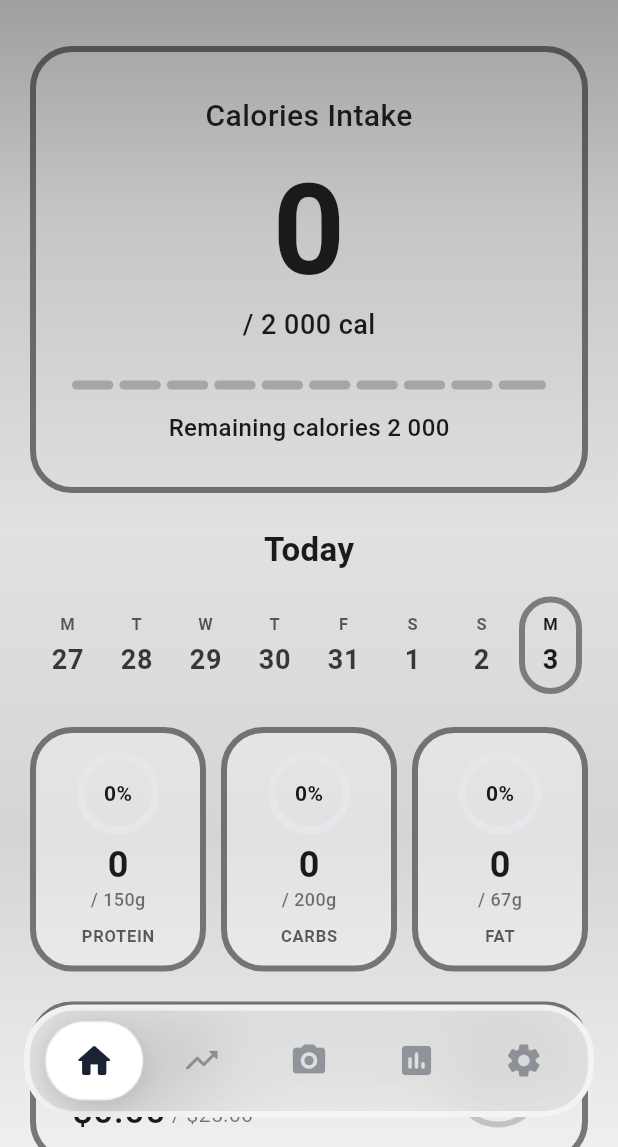
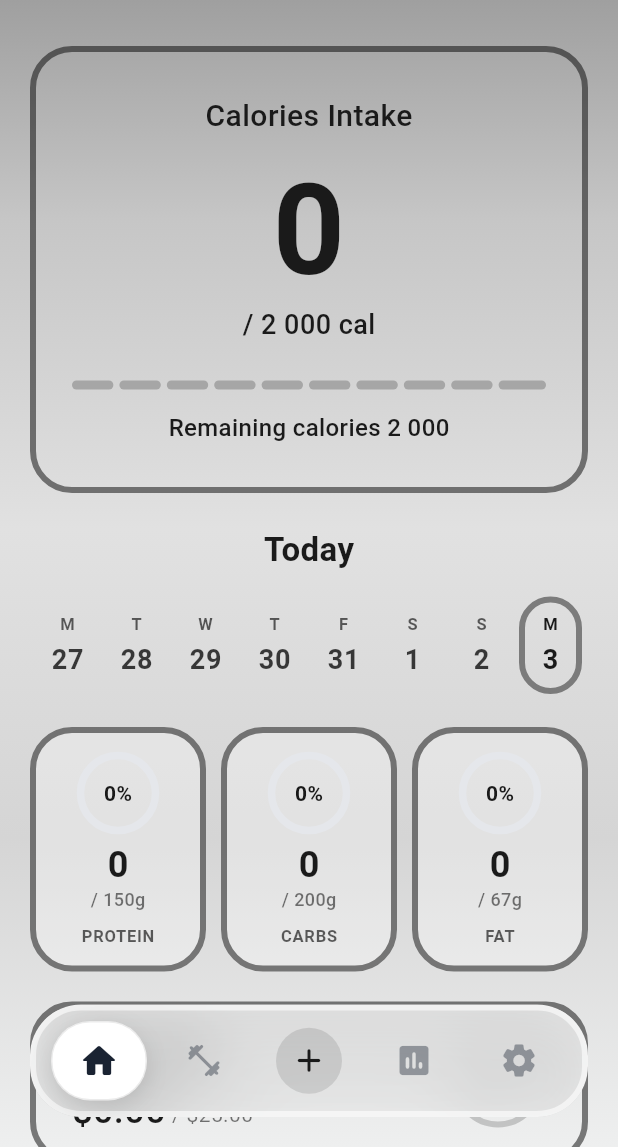
Before and after one commit to siho1117/food_cal, a Flutter app: the screen it shows after launch, on a phone screen of 412 x 824 dp, the part 89-1236 px from its top. Run offline on Flutter 3.47's test engine with Material 3 defaults, Android fonts, the phone set to English and light mode, and no system bars; our stand-ins replace camera, flutter_dotenv, flutter_image_compress, image_gallery_saver, image_picker, shared_preferences; accounts and stored records are empty.

Commit message:
Your commit message here

```diff
--- a/lib/widgets/common/custom_bottom_nav.dart
+++ b/lib/widgets/common/custom_bottom_nav.dart
@@ -1,6 +1,7 @@
 // lib/widgets/common/custom_bottom_nav.dart
 import 'package:flutter/material.dart';
 import 'dart:ui';
+import '../../config/design_system/theme_design.dart';
 
 /// Icon-only segmented control bottom navigation bar
 ///
@@ -10,6 +11,7 @@ import 'dart:ui';
 /// - Sliding selector pill
 /// - Selected icon: Solid fill (stands out)
 /// - Unselected icons: Outlined (subtle)
+/// - Center '+' icon: Always black with elevated circle for maximum visibility
 class CustomBottomNav extends StatelessWidget {
   final int currentIndex;
   final Function(int) onTap;
@@ -23,8 +25,8 @@ class CustomBottomNav extends StatelessWidget {
   // Navigation items
   static const List<IconData> _navIcons = [
     Icons.home_rounded,
-    Icons.trending_up_rounded,
-    Icons.camera_alt_rounded,
+    Icons.fitness_center_rounded,
+    Icons.add_rounded,
     Icons.assessment_rounded,
     Icons.settings_rounded,
   ];
@@ -44,8 +46,8 @@ class CustomBottomNav extends StatelessWidget {
 
     return Container(
       margin: const EdgeInsets.only(
-        left: 16.0,
-        right: 16.0,
+        left: 20.0,
+        right: 20.0,
         bottom: 20.0,
       ),
       height: 75.0,
@@ -57,14 +59,13 @@ class CustomBottomNav extends StatelessWidget {
             decoration: BoxDecoration(
               // Theme-adaptive background
               color: isDark
-                  ? const Color(0xFF1A2332).withOpacity(0.85) // Dark theme: dark glass
-                  : Colors.white.withOpacity(0.25),             // Light theme: brighter white glass
+                  ? const Color(0xFF1A2332).withOpacity(0.85)
+                  : Colors.white.withOpacity(0.25),
               borderRadius: BorderRadius.circular(34.0),
               border: Border.all(
-                // Theme-adaptive border
                 color: isDark
-                    ? Colors.white.withOpacity(0.1)   // Dark theme: subtle border
-                    : Colors.white.withOpacity(0.6),  // Light theme: more visible border
+                    ? Colors.white.withOpacity(0.1)
+                    : Colors.white.withOpacity(0.6),
                 width: 4.0,
               ),
               boxShadow: [
@@ -89,15 +90,14 @@ class CustomBottomNav extends StatelessWidget {
                       height: 62.0,
                       margin: const EdgeInsets.symmetric(horizontal: 3.0),
                       decoration: BoxDecoration(
-                        // Theme-adaptive pill
                         color: isDark
-                            ? const Color(0xFF2A3342) // Dark theme: elevated dark
-                            : Colors.white,            // Light theme: solid white
+                            ? const Color(0xFF2A3342)
+                            : Colors.white,
                         borderRadius: BorderRadius.circular(26.0),
                         border: Border.all(
                           color: isDark
-                              ? Colors.white.withOpacity(0.2)  // Dark theme: subtle border
-                              : Colors.black.withOpacity(0.08), // Light theme: very subtle border
+                              ? Colors.white.withOpacity(0.2)
+                              : Colors.black.withOpacity(0.08),
                           width: 1.0,
                         ),
                         boxShadow: [
@@ -136,7 +136,6 @@ class CustomBottomNav extends StatelessWidget {
 
   /// Map index to alignment (-1.0 to 1.0)
   Alignment _getAlignmentForIndex(int index) {
-    // 0→-1.0, 1→-0.5, 2→0.0, 3→0.5, 4→1.0
     final double alignmentX = -1.0 + (index * 0.5);
     return Alignment(alignmentX, 0.0);
   }
@@ -149,19 +148,24 @@ class CustomBottomNav extends StatelessWidget {
     required bool isActive,
     required bool isDark,
   }) {
-    // CRITICAL FIX: Different icon colors for light vs dark theme
+    // Check if this is the center '+' button
+    final bool isCenterButton = index == 2;
+
+    // ✅ OPTION B: Always black for center button, theme-adaptive for others
     Color iconColor;
 
+    if (isCenterButton) {
+      // ✅ Center '+' button: ALWAYS black for maximum visibility
+      iconColor = AppColors.textDark;
+    } else {
+      // Regular icons (non-center buttons)
       if (isActive) {
-      // Selected icon: High contrast solid color
+        iconColor = isDark ? Colors.white : const Color(0xFF1A2332);
+      } else {
         iconColor = isDark
-          ? Colors.white                    // Dark theme: solid white
-          : const Color(0xFF1A2332);        // Light theme: solid dark
-    } else {
-      // Unselected icon: Dimmed based on theme
-      iconColor = isDark
-          ? Colors.white.withOpacity(0.5)   // Dark theme: dimmed white
-          : const Color(0xFF1A2332).withOpacity(0.4); // Light theme: dimmed dark
+            ? Colors.white.withOpacity(0.5)
+            : const Color(0xFF1A2332).withOpacity(0.4);
+      }
     }
 
     return Semantics(
@@ -176,7 +180,23 @@ class CustomBottomNav extends StatelessWidget {
           child: Container(
             height: 62.0,
             alignment: Alignment.center,
-            child: AnimatedSwitcher(
+            child: Stack(
+              alignment: Alignment.center,
+              children: [
+                // ✅ Elevated circle background (only for center '+' button)
+                if (isCenterButton)
+                  Container(
+                    width: 44.0,
+                    height: 44.0,
+                    decoration: BoxDecoration(
+                      // Subtle black circle with low opacity
+                      color: AppColors.textDark.withOpacity(0.12),
+                      shape: BoxShape.circle,
+                    ),
+                  ),
+
+                // Icon with animation
+                AnimatedSwitcher(
                   duration: const Duration(milliseconds: 300),
                   transitionBuilder: (child, animation) {
                     return ScaleTransition(
@@ -187,10 +207,12 @@ class CustomBottomNav extends StatelessWidget {
                   child: Icon(
                     icon,
                     key: ValueKey('${icon}_$isActive'),
-                size: isActive ? 28.0 : 26.0, // Selected is slightly bigger
+                    size: isActive ? 28.0 : 26.0,
                     color: iconColor,
-                weight: isActive ? 600 : 400, // Selected is bolder
+                    weight: isActive ? 800 : 600,
                   ),
+                ),
+              ],
             ),
           ),
         ),
```
Lines whose indentation alone changed are shown as unchanged.
